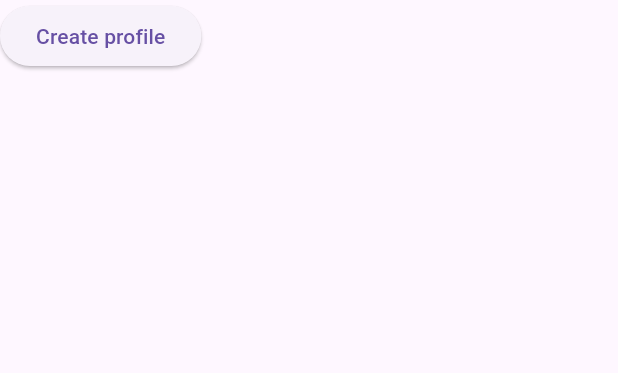
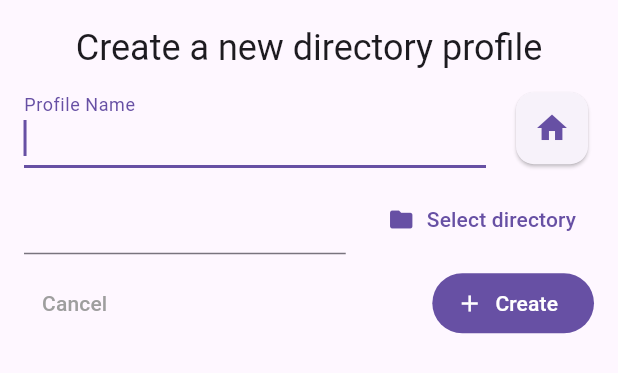
Before and after one commit to AndreXi/organized_camera, a Flutter app: the AddDirectoryForm widget shown alone on an empty page, opened directly, on a phone screen of 412 x 824 dp. Shown: the top 373 px of the screen. Run offline on Flutter 3.47's test engine with Material 2 defaults, Android fonts, the phone set to English and light mode, and no system bars; our stand-ins replace file_picker, hive, hive_flutter; accounts and stored records are empty; generated files the repository leaves out were written again.

Commit message:
feat: New Directory Form

```diff
--- a/lib/src/pages/home.dart
+++ b/lib/src/pages/home.dart
@@ -13,6 +13,7 @@ class HomeView extends StatelessWidget {
     void openAddDirectoryForm() {
       showModalBottomSheet<void>(
         context: context,
+        isScrollControlled: true,
         builder: (BuildContext context) {
           return AddDirectoryForm();
         },
--- a/lib/src/widgets/add_directory_form/add_directory_form.dart
+++ b/lib/src/widgets/add_directory_form/add_directory_form.dart
@@ -2,24 +2,142 @@ import 'package:flutter/material.dart';
 import 'package:organized_camera/src/models/saved_directory/saved_directory.dart';
 import 'package:organized_camera/src/services/saved_directory_data.dart';
 
-class AddDirectoryForm extends StatelessWidget {
+class AddDirectoryForm extends StatefulWidget {
   const AddDirectoryForm({super.key});
+
+  @override
+  State<AddDirectoryForm> createState() => _AddDirectoryFormState();
+}
+
+class _AddDirectoryFormState extends State<AddDirectoryForm> {
+  final _formKey = GlobalKey<FormState>();
+  final nameController = TextEditingController();
+  final directoryController = TextEditingController();
 
   @override
   Widget build(BuildContext context) {
     void createDirectory() async {
       final newDirectory = SavedDirectory(directory: '/sample');
       final result = await SavedDirectoryData().create(newDirectory);
-      print(result);
+      debugPrint(result.toString());
     }
 
-    return Container(
-      height: double.infinity,
-      child: Column(
-        children: [
-          ElevatedButton(
-              onPressed: createDirectory, child: Text("Create profile")),
-        ],
+    void onSelectIconPressed() {}
+
+    void onCancel() {
+      Navigator.of(context).pop();
+    }
+
+    void onSubmit() {
+      if (_formKey.currentState?.validate() == true) {
+        ScaffoldMessenger.of(context).showSnackBar(
+          const SnackBar(content: Text('Processing Data')),
+        );
+        return;
+      }
+      debugPrint("Bad form");
+    }
+
+    Icon selectedIcon = Icon(
+      Icons.home,
+      color: Theme.of(context).primaryColor,
+      size: 24.0,
+    );
+
+    return Padding(
+      padding:
+          MediaQuery.of(context).viewInsets, // Move up when keyboard is opened
+      child: Padding(
+        padding: EdgeInsets.all(16.0),
+        child: Form(
+          key: _formKey,
+          child: Wrap(
+            runSpacing: 8.0,
+            spacing: 16.0,
+            children: [
+              Center(
+                child: Text(
+                  "Create a new directory profile",
+                  style: Theme.of(context).textTheme.headlineSmall,
+                ),
+              ),
+              Row(
+                crossAxisAlignment: CrossAxisAlignment.baseline,
+                textBaseline: TextBaseline.alphabetic,
+                children: [
+                  Expanded(
+                    child: TextFormField(
+                      controller: nameController,
+                      validator: (value) {
+                        if (value == null || value.isEmpty) {
+                          return "The profile name is required";
+                        }
+                      },
+                      autofocus: true,
+                      decoration:
+                          const InputDecoration(label: Text("Profile Name")),
+                    ),
+                  ),
+                  const SizedBox(width: 16.0),
+                  SizedBox.fromSize(
+                    size: const Size.square(56.0),
+                    child: Card(
+                      clipBehavior: Clip.hardEdge,
+                      child: InkWell(
+                        child: selectedIcon,
+                        onTap: onSelectIconPressed,
+                      ),
+                    ),
+                  )
+                ],
+              ),
+              Row(
+                crossAxisAlignment: CrossAxisAlignment.baseline,
+                textBaseline: TextBaseline.alphabetic,
+                children: [
+                  Expanded(
+                    child: TextFormField(
+                      readOnly: true,
+                      controller: directoryController,
+                      validator: (value) {
+                        if (value == null || value.isEmpty) {
+                          return "The directory is required";
+                        }
+                      },
+                    ),
+                  ),
+                  const SizedBox(width: 16.0),
+                  TextButton(
+                      onPressed: createDirectory,
+                      child: Row(
+                        children: [
+                          Icon(Icons.folder),
+                          Padding(
+                            padding: const EdgeInsets.only(left: 8.0),
+                            child: Text("Select directory"),
+                          ),
+                        ],
+                      )),
+                ],
+              ),
+              Row(
+                mainAxisAlignment: MainAxisAlignment.spaceBetween,
+                children: [
+                  TextButton(
+                      style: TextButton.styleFrom(
+                        foregroundColor: Colors.grey,
+                      ),
+                      onPressed: onCancel,
+                      child: const Text("Cancel")),
+                  FilledButton.icon(
+                      onPressed: onSubmit,
+                      icon: const Icon(Icons.add),
+                      label: const Text("Create")),
+                ],
+              )
+            ],
+          ),
+        ),
       ),
     );
   }
```
